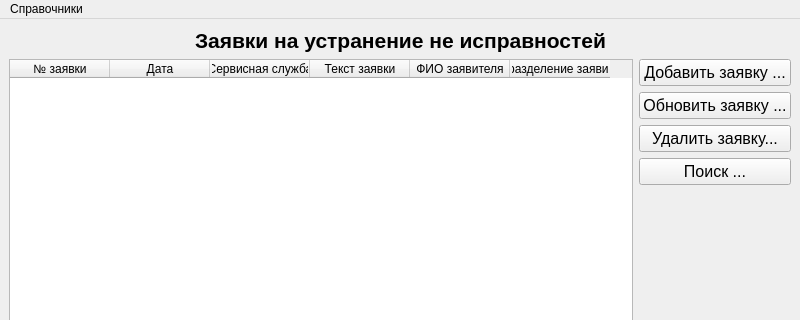
Old version of the form PyQT_BD/My_PyQt_db/main.ui in the repository NadinD/Pyqt_db; both pictures show x 0 to 800 and y 0 to 320 of the 800 by 600 pixel window.
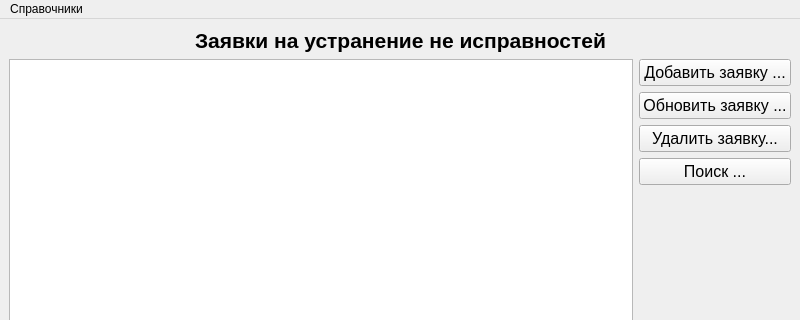
New version of the form.

Commit message: Заполнение данными основной формы

What changed in the file:
```diff
--- a/PyQT_BD/My_PyQt_db/main.ui
+++ b/PyQT_BD/My_PyQt_db/main.ui
@@ -63,41 +63,7 @@
     <item>
      <layout class="QHBoxLayout" name="horizontalLayout_2">
       <item>
-       <widget class="QTableWidget" name="tableWidget">
-        <attribute name="verticalHeaderVisible">
-         <bool>false</bool>
-        </attribute>
-        <column>
-         <property name="text">
-          <string>№ заявки</string>
-         </property>
-        </column>
-        <column>
-         <property name="text">
-          <string>Дата</string>
-         </property>
-        </column>
-        <column>
-         <property name="text">
-          <string>Сервисная служба</string>
-         </property>
-        </column>
-        <column>
-         <property name="text">
-          <string>Текст заявки</string>
-         </property>
-        </column>
-        <column>
-         <property name="text">
-          <string>ФИО заявителя</string>
-         </property>
-        </column>
-        <column>
-         <property name="text">
-          <string>Подразделение заявителя</string>
-         </property>
-        </column>
-       </widget>
+       <widget class="QTableView" name="tableView"/>
       </item>
       <item>
        <layout class="QVBoxLayout" name="verticalLayout">
```
The commit also changes 3 other files.
